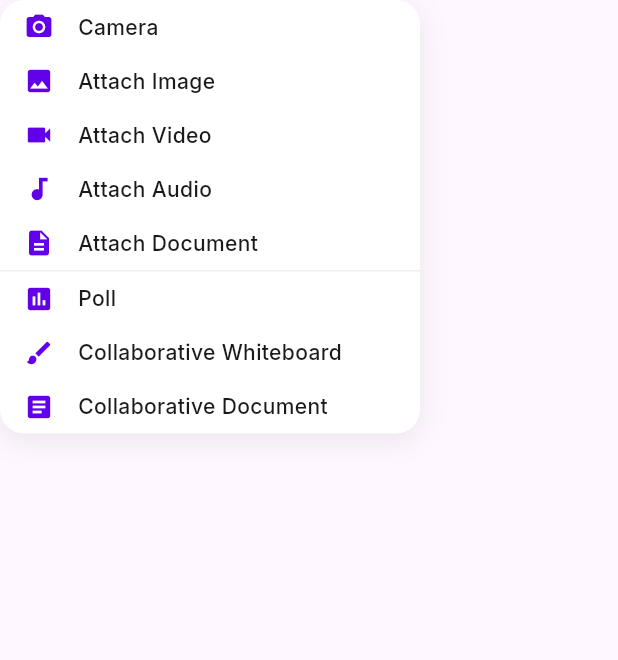
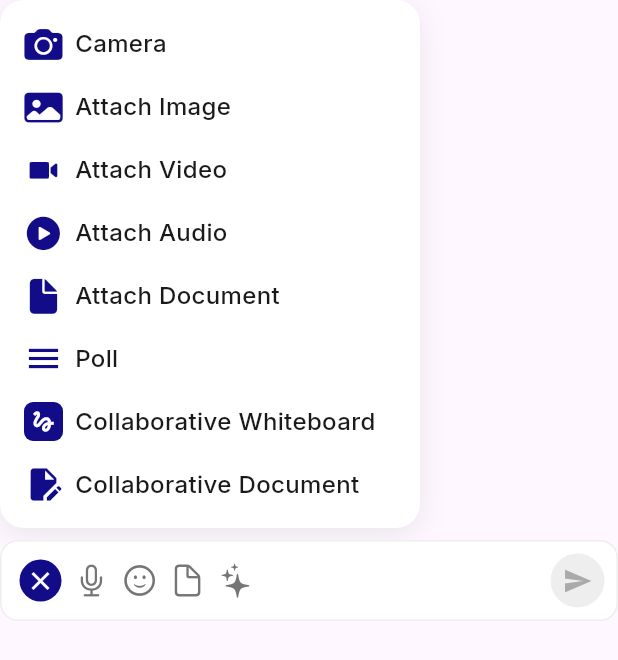
Before and after one commit to nugiarmasn/chat_design_system, a Flutter app: the PopupAttachment widget shown alone on an empty page, opened directly, on a phone screen of 412 x 824 dp. Shown: the top 660 px of the screen. Run offline on Flutter 3.47's test engine with Material 3 defaults, Android fonts, the phone set to English and light mode, and no system bars; our stand-ins replace get, google_fonts; network calls fail.

Commit message:
revisi meneh

```diff
--- a/lib/app/widgets/chat_input_field.dart
+++ b/lib/app/widgets/chat_input_field.dart
@@ -1,4 +1,5 @@
 import 'package:flutter/material.dart';
+import 'package:flutter/cupertino.dart';
 import '../core/theme/app_theme.dart';
 import 'custom_avatar.dart';
 
@@ -103,7 +104,7 @@ class ChatInputField extends StatelessWidget {
                 Text(
                   u['name'] as String,
                   style: AppTypography.bodyMedium.copyWith(
-                    fontWeight: isSelected ? FontWeight.w600 : FontWeight.w500,
+                    fontWeight: FontWeight.bold,
                   ).adapt(context),
                 ),
               ],
@@ -128,7 +129,7 @@ class ChatInputField extends StatelessWidget {
       child: Column(
         crossAxisAlignment: CrossAxisAlignment.start,
         children: [
-          Text('Edit Message', style: AppTypography.bodyMedium.copyWith(fontWeight: FontWeight.w600).adapt(context)),
+          Text('Edit Message', style: AppTypography.bodyMedium.copyWith(fontWeight: FontWeight.bold).adapt(context)),
           Text('Previous message', style: AppTypography.caption),
         ],
       ),
@@ -169,7 +170,7 @@ class ChatInputField extends StatelessWidget {
               text.isEmpty ? hint : text,
               style: text.isEmpty
                   ? AppTypography.bodySecondary.adapt(context)
-                  : AppTypography.body.adapt(context),
+                  : AppTypography.body.copyWith(fontWeight: FontWeight.w600).adapt(context),
             ),
     );
   }
@@ -214,13 +215,15 @@ class ChatInputField extends StatelessWidget {
 
 class IconAction extends StatelessWidget {
   final IconData icon;
-  const IconAction({super.key, required this.icon});
+  final Color? color;
+  final double? size;
+  const IconAction({super.key, required this.icon, this.color, this.size});
 
   @override
   Widget build(BuildContext context) {
     return Padding(
       padding: const EdgeInsets.symmetric(horizontal: 4.0),
-      child: Icon(icon, color: context.appTextSecondary, size: 24),
+      child: Icon(icon, color: color ?? context.appTextSecondary, size: size ?? 24),
     );
   }
 }
@@ -410,20 +413,95 @@ class PopupAttachment extends StatelessWidget {
 
   @override
   Widget build(BuildContext context) {
-    return _buildPopupContainer(
-      context: context,
-      child: Column(
-        mainAxisSize: MainAxisSize.min,
+    return Column(
+      mainAxisSize: MainAxisSize.min,
+      crossAxisAlignment: CrossAxisAlignment.start,
+      children: [
+        _buildPopupContainer(
+          context: context,
+          child: Padding(
+            padding: const EdgeInsets.symmetric(vertical: AppSpacing.sm),
+            child: Column(
+              mainAxisSize: MainAxisSize.min,
+              children: [
+                _buildMenuItem(context, CupertinoIcons.camera_fill, 'Camera'),
+                _buildMenuItem(context, CupertinoIcons.photo_fill, 'Attach Image'),
+                _buildMenuItem(context, CupertinoIcons.video_camera_solid, 'Attach Video'),
+                _buildMenuItem(context, CupertinoIcons.play_circle_fill, 'Attach Audio'),
+                _buildMenuItem(context, CupertinoIcons.doc_fill, 'Attach Document'),
+                _buildMenuItem(context, Icons.menu, 'Poll'),
+                _buildWhiteboardMenuItem(context),
+                _buildMenuItem(context, Icons.edit_document, 'Collaborative Document'),
+              ],
+            ),
+          ),
+        ),
+        const SizedBox(height: AppSpacing.sm),
+        Container(
+          decoration: BoxDecoration(
+            color: context.appSurface,
+            borderRadius: BorderRadius.circular(12),
+            border: Border.all(color: context.appDivider),
+          ),
+          padding: const EdgeInsets.all(AppSpacing.sm),
+          child: Row(
+            mainAxisAlignment: MainAxisAlignment.spaceBetween,
+            children: [
+              Expanded(
+                child: Wrap(
+                  crossAxisAlignment: WrapCrossAlignment.center,
+                  children: [
+                    Padding(
+                      padding: const EdgeInsets.symmetric(horizontal: 4.0),
+                      child: Container(
+                        padding: const EdgeInsets.all(4.0),
+                        decoration: const BoxDecoration(
+                          color: Color(0xFF130C88),
+                          shape: BoxShape.circle,
+                        ),
+                        child: const Icon(Icons.close, color: Colors.white, size: 20),
+                      ),
+                    ),
+                    const IconAction(icon: CupertinoIcons.mic),
+                    const IconAction(icon: CupertinoIcons.smiley),
+                    const IconAction(icon: CupertinoIcons.doc),
+                    const IconAction(icon: CupertinoIcons.sparkles),
+                  ],
+                ),
+              ),
+              Container(
+                padding: const EdgeInsets.all(8),
+                decoration: BoxDecoration(
+                  color: context.appDivider,
+                  shape: BoxShape.circle,
+                ),
+                child: const Icon(Icons.send, color: AppColors.textTertiary, size: 20),
+              ),
+            ],
+          ),
+        ),
+      ],
+    );
+  }
+
+  Widget _buildWhiteboardMenuItem(BuildContext context) {
+    return Padding(
+      padding: const EdgeInsets.only(left: 16, right: 12, top: 8, bottom: 8),
+      child: Row(
         children: [
-          _buildMenuItem(context, Icons.camera_alt, 'Camera'),
-          _buildMenuItem(context, Icons.image, 'Attach Image'),
-          _buildMenuItem(context, Icons.videocam, 'Attach Video'),
-          _buildMenuItem(context, Icons.audiotrack, 'Attach Audio'),
-          _buildMenuItem(context, Icons.description, 'Attach Document'),
-          Divider(height: 1, color: context.appDivider),
-          _buildMenuItem(context, Icons.poll, 'Poll'),
-          _buildMenuItem(context, Icons.brush, 'Collaborative Whiteboard'),
-          _buildMenuItem(context, Icons.article, 'Collaborative Document'),
+          Container(
+            width: 26,
+            height: 26,
+            decoration: BoxDecoration(
+              color: const Color(0xFF130C88),
+              borderRadius: BorderRadius.circular(6),
+            ),
+            child: const Center(
+              child: Icon(Icons.gesture, color: Colors.white, size: 18),
+            ),
+          ),
+          const SizedBox(width: 8),
+          Text('Collaborative Whiteboard', style: AppTypography.bodyMedium.copyWith(fontSize: 16, fontWeight: FontWeight.w500).adapt(context)),
         ],
       ),
     );
@@ -431,12 +509,12 @@ class PopupAttachment extends StatelessWidget {
 
   Widget _buildMenuItem(BuildContext context, IconData icon, String label) {
     return Padding(
-      padding: const EdgeInsets.symmetric(horizontal: AppSpacing.md, vertical: AppSpacing.sm),
+      padding: const EdgeInsets.only(left: 16, right: 12, top: 8, bottom: 8),
       child: Row(
         children: [
-          Icon(icon, color: AppColors.deepPurple, size: 20),
-          const SizedBox(width: AppSpacing.md),
-          Text(label, style: AppTypography.bodyMedium.adapt(context)),
+          Icon(icon, color: const Color(0xFF130C88), size: 26),
+          const SizedBox(width: 8),
+          Text(label, style: AppTypography.bodyMedium.copyWith(fontSize: 16, fontWeight: FontWeight.w500).adapt(context)),
         ],
       ),
     );
```
